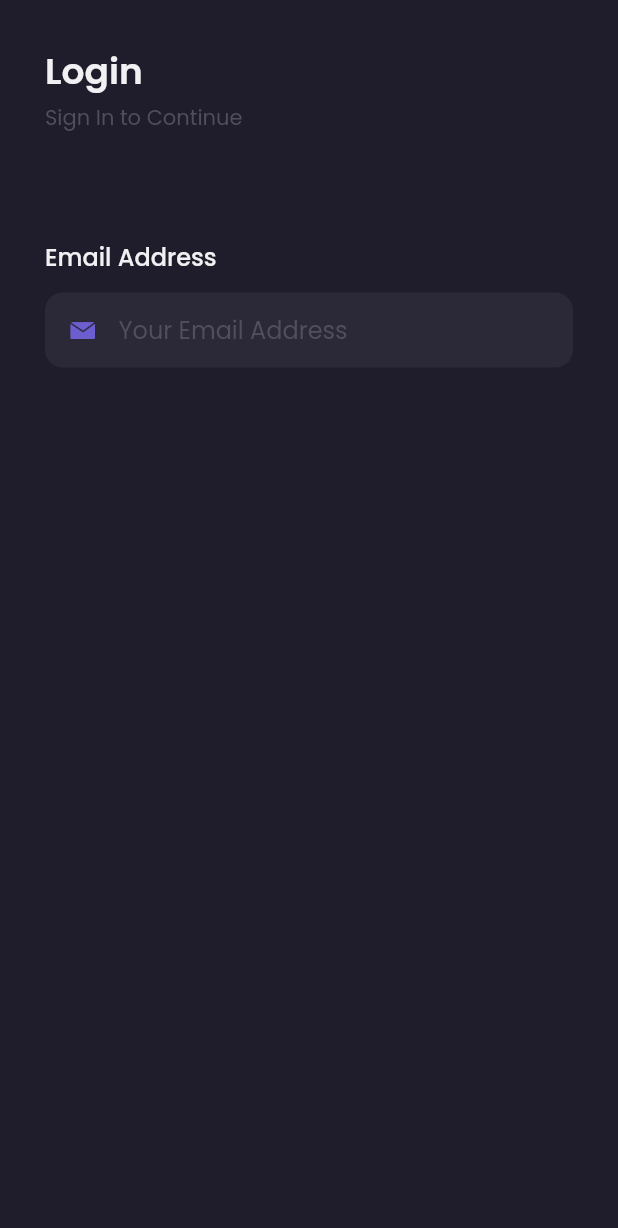
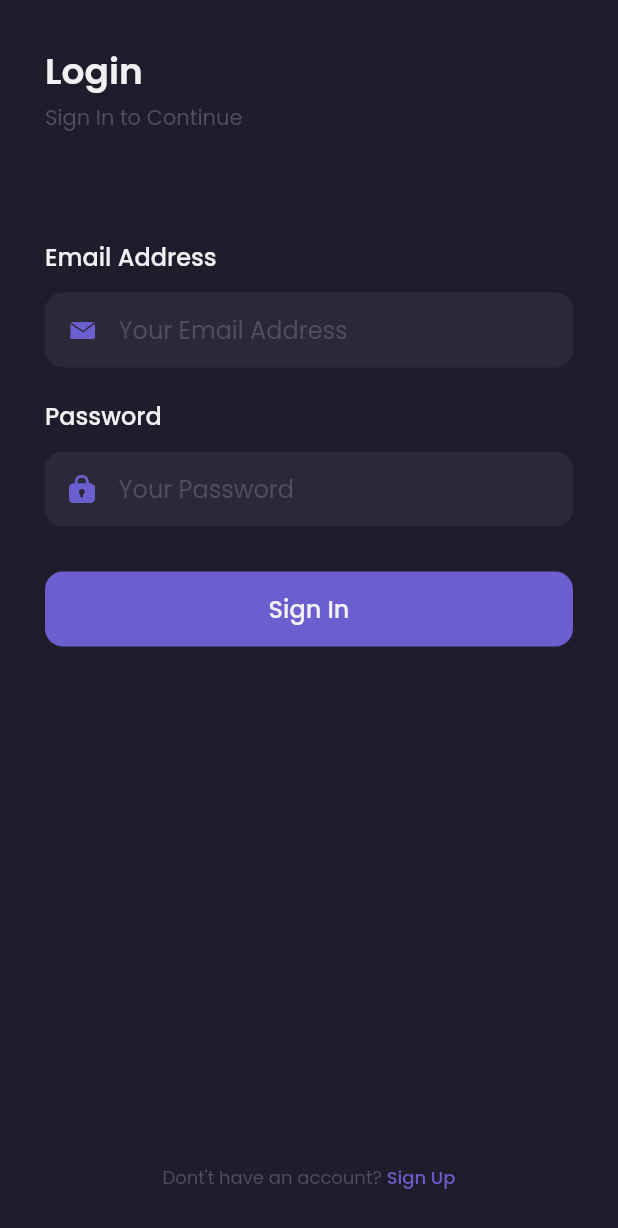
Before and after one commit to soulofjava/shamo-frontend, a Flutter app: the screen it shows after launch, on a phone screen of 412 x 824 dp. Shown: the top 1228 px of the screen. Run offline on Flutter 3.47's test engine with Material 2 defaults, Android fonts, the phone set to English and light mode, and no system bars; our stand-ins replace google_fonts.

Commit message:
slicing bag. 2

```diff
--- a/lib/pages/sign_in_page.dart
+++ b/lib/pages/sign_in_page.dart
@@ -81,8 +81,102 @@ class SignInPage extends StatelessWidget {
       );
     }
 
+    Widget passwordInput() {
+      return Container(
+        margin: EdgeInsets.only(top: 20),
+        child: Column(
+          crossAxisAlignment: CrossAxisAlignment.start,
+          children: [
+            Text(
+              'Password',
+              style:
+                  primaryTextStyle.copyWith(fontSize: 16, fontWeight: medium),
+            ),
+            SizedBox(
+              height: 12,
+            ),
+            Container(
+              height: 50,
+              padding: EdgeInsets.symmetric(
+                horizontal: 16,
+              ),
+              decoration: BoxDecoration(
+                color: backgroundColor2,
+                borderRadius: BorderRadius.circular(12),
+              ),
+              child: Center(
+                child: Row(
+                  children: [
+                    Image.asset(
+                      'assets/icon_password.png',
+                      width: 17,
+                    ),
+                    SizedBox(
+                      width: 16,
+                    ),
+                    Expanded(
+                      child: TextFormField(
+                        style: primaryTextStyle,
+                        obscureText: true,
+                        decoration: InputDecoration.collapsed(
+                            hintText: 'Your Password',
+                            hintStyle: subtitleTextStyle),
+                      ),
+                    ),
+                  ],
+                ),
+              ),
+            ),
+          ],
+        ),
+      );
+    }
+
+    Widget signInButton() {
+      return Container(
+        height: 50,
+        width: double.infinity,
+        margin: EdgeInsets.only(top: 30),
+        child: TextButton(
+          onPressed: () {},
+          style: TextButton.styleFrom(
+              backgroundColor: primaryColor,
+              shape: RoundedRectangleBorder(
+                borderRadius: BorderRadius.circular(12),
+              )),
+          child: Text(
+            'Sign In',
+            style: primaryTextStyle.copyWith(fontSize: 16, fontWeight: medium),
+          ),
+        ),
+      );
+    }
+
+    Widget footer() {
+      return Container(
+        margin: EdgeInsets.only(bottom: 30),
+        child: Row(
+          mainAxisAlignment: MainAxisAlignment.center,
+          children: [
+            Text(
+              'Dont\'t have an account? ',
+              style: subtitleTextStyle.copyWith(fontSize: 12),
+            ),
+            Text(
+              'Sign Up',
+              style: purpleTextStyle.copyWith(
+                fontSize: 12,
+                fontWeight: medium,
+              ),
+            ),
+          ],
+        ),
+      );
+    }
+
     return Scaffold(
       backgroundColor: backgroundColor1,
+      resizeToAvoidBottomInset: false,
       body: SafeArea(
         child: Container(
           margin: EdgeInsets.symmetric(
@@ -90,7 +184,14 @@ class SignInPage extends StatelessWidget {
           ),
           child: Column(
             crossAxisAlignment: CrossAxisAlignment.start,
-            children: [header(), emailInput()],
+            children: [
+              header(),
+              emailInput(),
+              passwordInput(),
+              signInButton(),
+              Spacer(),
+              footer()
+            ],
           ),
         ),
       ),
```
